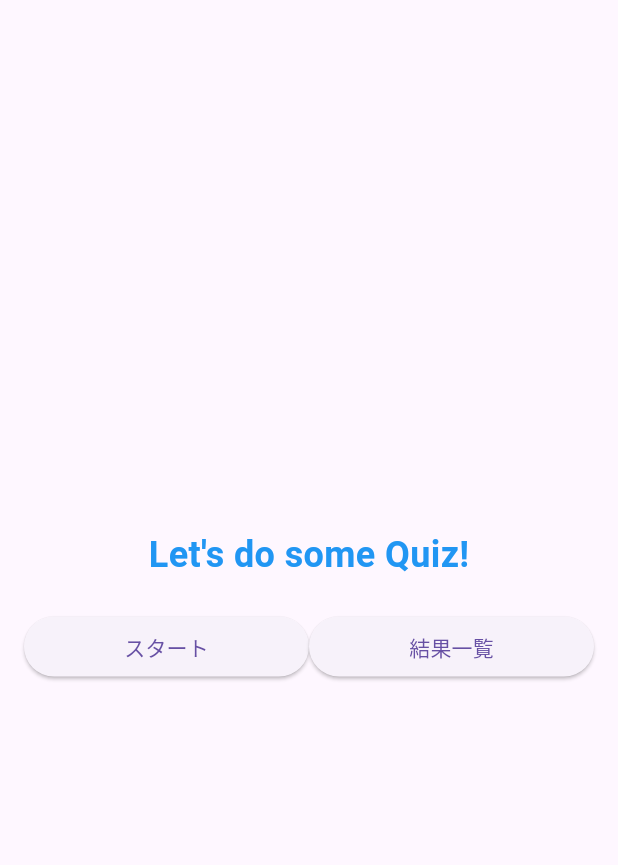
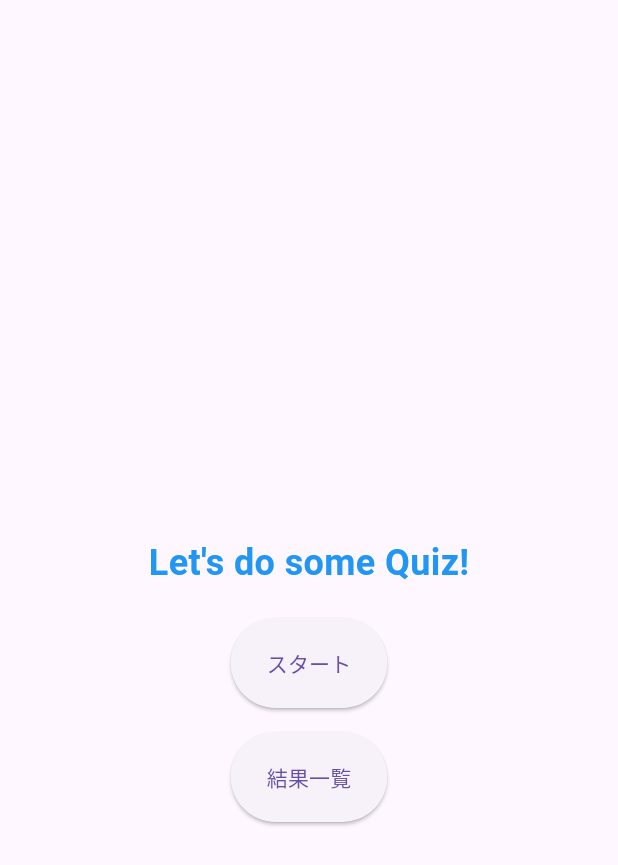
Before and after one commit to yu-lu-daydelight/tutorial_of_quiz_app, a Flutter app: the screen it shows after launch, on a phone screen of 412 x 824 dp. Shown: the top 865 px of the screen. Run offline on Flutter 3.47's test engine with Material 3 defaults, Android fonts, the phone set to English and light mode, and no system bars.

Commit message:
Align two buttons vertically

```diff
--- a/lib/title/title_page.dart
+++ b/lib/title/title_page.dart
@@ -10,10 +10,16 @@ class TitlePage extends StatelessWidget {
         child: Padding(
           padding: const EdgeInsets.all(16.0),
           child: Column(
-            mainAxisSize: MainAxisSize.min,
-            crossAxisAlignment: CrossAxisAlignment.center,
+            //mainAxisSize: MainAxisSize.min,
+            crossAxisAlignment: CrossAxisAlignment.stretch,
             children: [
-              Text(
+              Expanded(
+                flex: 1,
+                child: Align(
+                  alignment: Alignment.bottomCenter,
+                  child: Padding(
+                    padding: const EdgeInsets.only(bottom: 20),
+                    child: Text(
                       'Let\'s do some Quiz!',
                       style: TextStyle(
                         fontSize: 24.0,
@@ -21,24 +27,31 @@ class TitlePage extends StatelessWidget {
                         color: Colors.blue, // Adding color
                       ),
                     ),
-              const SizedBox(height: 20),
-              Row(
-                children: [
-                  Expanded(
-                    child: ElevatedButton(
-                      onPressed: () {},
-                      child: Text('スタート'),
+                  ),
                 ),
               ),
               Expanded(
+                flex: 1,
+                child: Column(
+                  children: [
+                    SizedBox(
+                      height: 60,
                       child: ElevatedButton(
                         onPressed: () {},
-                      child: Text('結果一覧'),
+                        child: const Text('スタート'),
+                      ),
+                    ),
+                    const SizedBox(height: 16),
+                    SizedBox(
+                      height: 60,
+                      child: ElevatedButton(
+                        onPressed: () {},
+                        child: const Text('結果一覧'),
                       ),
                     ),
                   ],
                 ),
-              SizedBox(height: 16),
+              ),
             ],
           ),
         ),
```
Lines whose indentation alone changed are shown as unchanged.
